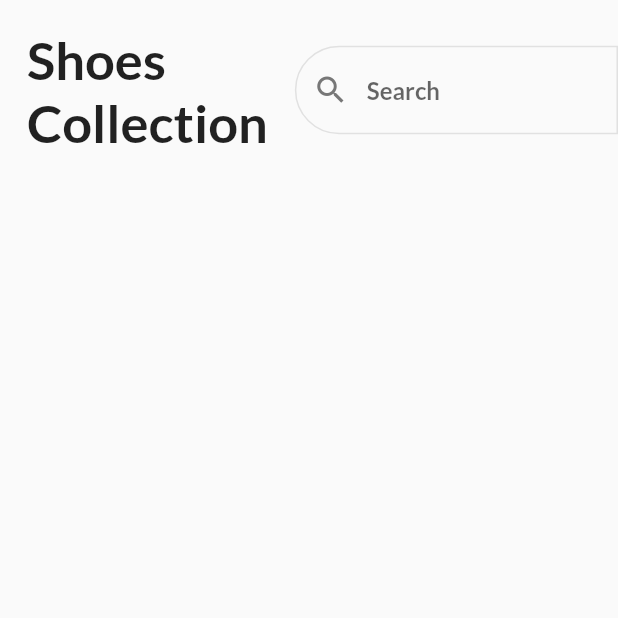
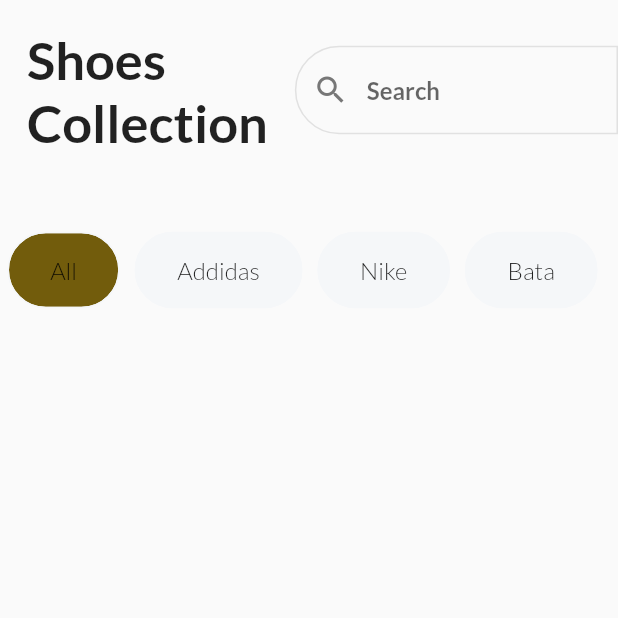
Before and after one commit to Perosky168/shopping_app, a Flutter app: the screen it shows after launch, on a phone screen of 412 x 824 dp, the top half of it. Run offline on Flutter 3.47's test engine with Material 2 defaults, Android fonts, the phone set to English and light mode, and no system bars.

Commit message:
added menu to select different categories of items

```diff
--- a/lib/home_page.dart
+++ b/lib/home_page.dart
@@ -1,9 +1,21 @@
 import 'package:flutter/material.dart';
 
-class HomePage extends StatelessWidget {
+class HomePage extends StatefulWidget {
   const HomePage({super.key});
 
+  @override
+  State<HomePage> createState() => _HomePageState();
+}
+
+class _HomePageState extends State<HomePage> {
   final List<String> filters = const ['All', 'Addidas', 'Nike', 'Bata'];
+  late String selectedFilter;
+
+  @override
+  void initState() {
+    super.initState();
+    selectedFilter = filters[0];
+  }
 
   @override
   Widget build(BuildContext context) {
@@ -15,11 +27,11 @@ class HomePage extends StatelessWidget {
         left: Radius.circular(50),
       ),
     );
-    return const Scaffold(
+    return Scaffold(
       body: SafeArea(
         child: Column(
           children: [
-            Row(
+            const Row(
               children: [
                 Padding(
                   padding: EdgeInsets.all(18.0),
@@ -44,6 +56,47 @@ class HomePage extends StatelessWidget {
                 ),
               ],
             ),
+            SizedBox(
+              height: 120,
+              child: ListView.builder(
+                itemCount: filters.length,
+                scrollDirection: Axis.horizontal,
+                itemBuilder: (context, index) {
+                  final filter = filters[index];
+                  return Padding(
+                    padding: const EdgeInsets.symmetric(
+                      horizontal: 5,
+                    ),
+                    child: GestureDetector(
+                      onTap: () {
+                        setState(() {
+                          selectedFilter = filter;
+                        });
+                      },
+                      child: Chip(
+                        label: Text(filter),
+                        labelStyle: const TextStyle(
+                          fontSize: 16,
+                        ),
+                        backgroundColor: selectedFilter == filter
+                            ? Theme.of(context).colorScheme.primary
+                            : const Color.fromRGBO(245, 247, 249, 1),
+                        side: const BorderSide(
+                          color: Color.fromRGBO(245, 247, 249, 1),
+                        ),
+                        padding: const EdgeInsets.symmetric(
+                          horizontal: 20,
+                          vertical: 15,
+                        ),
+                        shape: RoundedRectangleBorder(
+                          borderRadius: BorderRadius.circular(30),
+                        ),
+                      ),
+                    ),
+                  );
+                },
+              ),
+            ),
           ],
         ),
       ),
```
